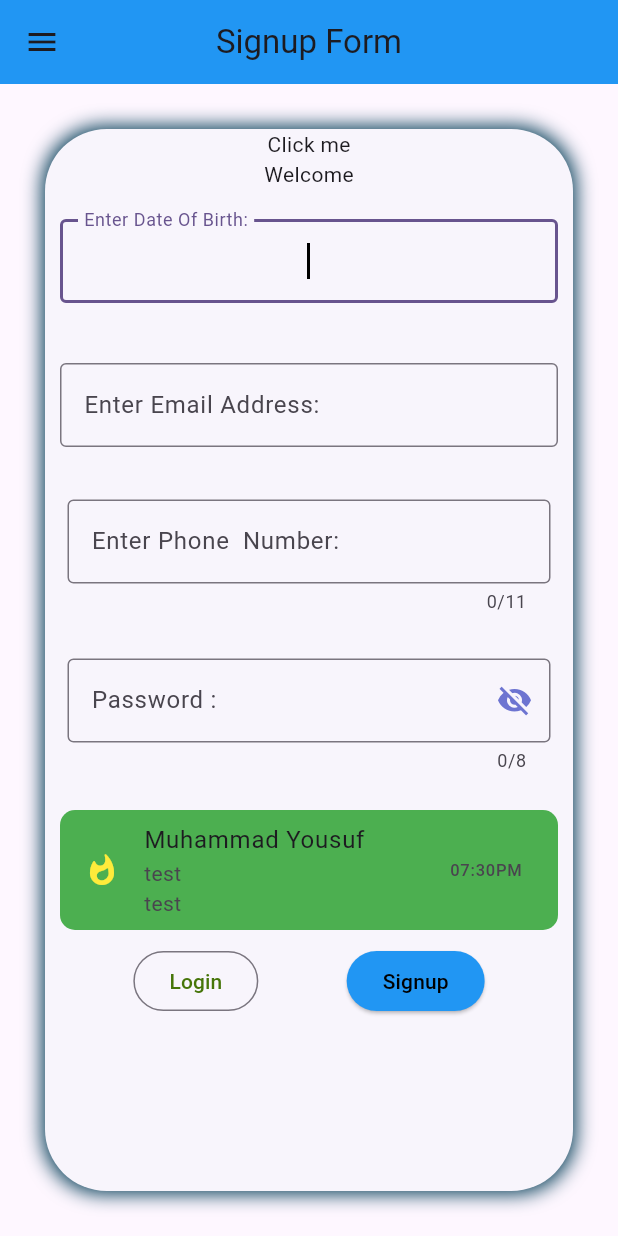
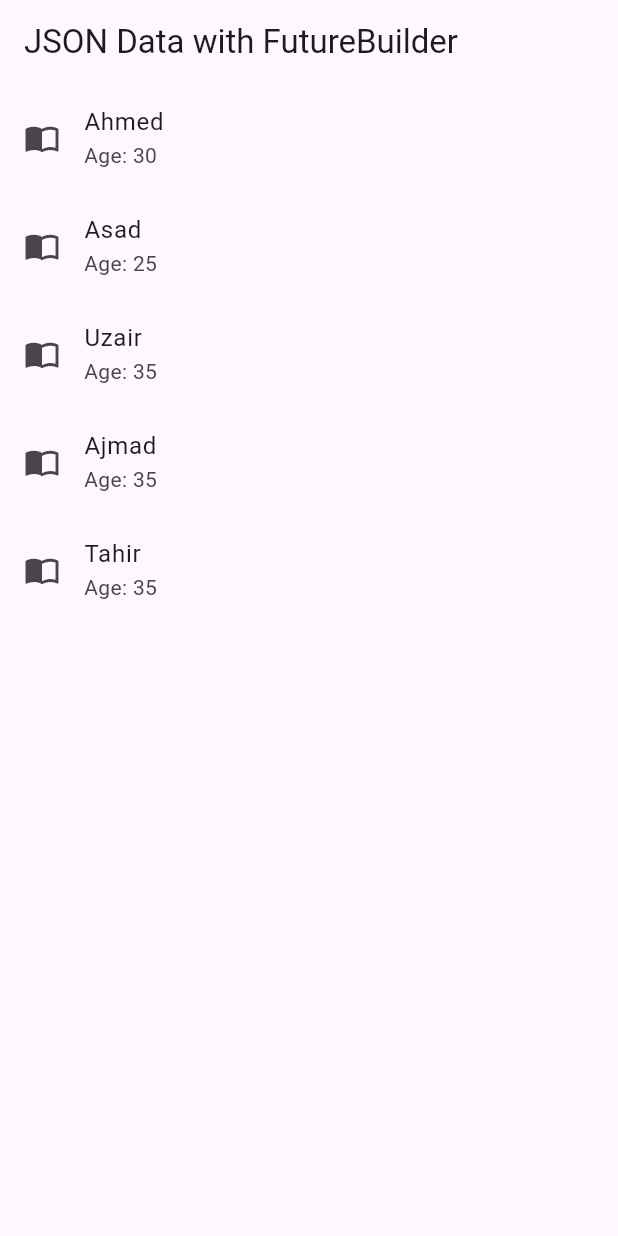
Before and after one commit to MuhammadYousufbhimla/FrirstApp, a Flutter app: the screen it shows after launch, on a phone screen of 412 x 824 dp. Run offline on Flutter 3.47's test engine with Material 3 defaults, Android fonts, the light colour scheme and no system bars; our stand-ins replace carousel_slider, curved_navigation_bar.

Commit message:
json file add

```diff
--- /dev/null
+++ b/assets/exam.Json
@@ -0,0 +1,7 @@
+[
+  {"name": "Ahmed", "age": 30},
+  {"name": "Asad", "age": 25},
+  {"name": "Uzair", "age": 35},
+  {"name": "Ajmad", "age": 35},
+  {"name": "Tahir", "age": 35}
+]
--- /dev/null
+++ b/assets/sample.json
@@ -0,0 +1,7 @@
+[
+  {"name": "Ahmed", "age": 30},
+  {"name": "Asad", "age": 25},
+  {"name": "Uzair", "age": 35},
+  {"name": "Ajmad", "age": 35},
+  {"name": "Tahir", "age": 35}
+]
--- /dev/null
+++ b/lib/class.dart
@@ -0,0 +1,13 @@
+class DataItem {
+  final String name;
+  final int age;
+
+  DataItem({required this.name, required this.age});
+
+  factory DataItem.fromJson(Map<String, dynamic> json) {
+    return DataItem(
+      name: json['name'],
+      age: json['age'],
+    );
+  }
+}
--- /dev/null
+++ b/lib/jsondata.dart
@@ -0,0 +1,75 @@
+import 'package:flutter/material.dart';
+import 'dart:convert';
+import 'package:flutter/services.dart' as rootBundle;
+import 'package:myfirsapp/class.dart';
+
+Future<List<DataItem>> fetchData() async {
+  final jsonResponse = await rootBundle.rootBundle.loadString('assets/sample.json');
+  final List<dynamic> data = json.decode(jsonResponse);
+
+  return data.map((jsonItem) => DataItem.fromJson(jsonItem)).toList();
+}
+final List<String> imgList = [
+  'https://images.unsplash.com/photo-1520342868574-5fa3804e551c?ixlib=rb-0.3.5&ixid=eyJhcHBfaWQiOjEyMDd9&s=6ff92caffcdd63681a35134a6770ed3b&auto=format&fit=crop&w=1951&q=80',
+  'https://images.unsplash.com/photo-1522205408450-add114ad53fe?ixlib=rb-0.3.5&ixid=eyJhcHBfaWQiOjEyMDd9&s=368f45b0888aeb0b7b08e3a1084d3ede&auto=format&fit=crop&w=1950&q=80',
+  'https://images.unsplash.com/photo-1519125323398-675f0ddb6308?ixlib=rb-0.3.5&ixid=eyJhcHBfaWQiOjEyMDd9&s=94a1e718d89ca60a6337a6008341ca50&auto=format&fit=crop&w=1950&q=80',
+  'https://images.unsplash.com/photo-1523205771623-e0faa4d2813d?ixlib=rb-0.3.5&ixid=eyJhcHBfaWQiOjEyMDd9&s=89719a0d55dd05e2deae4120227e6efc&auto=format&fit=crop&w=1953&q=80',
+  'https://images.unsplash.com/photo-1508704019882-f9cf40e475b4?ixlib=rb-0.3.5&ixid=eyJhcHBfaWQiOjEyMDd9&s=8c6e5e3aba713b17aa1fe71ab4f0ae5b&auto=format&fit=crop&w=1352&q=80',
+  'https://images.unsplash.com/photo-1519985176271-adb1088fa94c?ixlib=rb-0.3.5&ixid=eyJhcHBfaWQiOjEyMDd9&s=a0c8d632e977f94e5d312d9893258f59&auto=format&fit=crop&w=1355&q=80'
+];
+class JsondataSample extends StatefulWidget {
+  @override
+  State<JsondataSample> createState() => _JsondataSampleState();
+}
+
+class _JsondataSampleState extends State<JsondataSample> {
+  @override
+  Widget build(BuildContext context) {
+    return MaterialApp(
+      debugShowCheckedModeBanner: false,
+      title: 'Flutter JSON ListView',
+      theme: ThemeData(
+        primarySwatch: Colors.blue,
+      ),
+      home: MyHomePage(),
+    );
+  }
+}
+
+class MyHomePage extends StatelessWidget {
+  @override
+  Widget build(BuildContext context) {
+    return Scaffold(
+      appBar: AppBar(
+        title: Text('JSON Data with FutureBuilder'),
+      ),
+      body: FutureBuilder<List<DataItem>>(
+        future: fetchData(), // Ye method data fetch karega
+        builder: (context, snapshot) {
+          if (snapshot.connectionState == ConnectionState.waiting) {
+            return Center(child: CircularProgressIndicator());
+          } else if (snapshot.hasError) {
+            return Center(child: Text('Error: ${snapshot.error}'));
+          } else if (!snapshot.hasData || snapshot.data!.isEmpty) {
+            return Center(child: Text('No data found'));
+          } else {
+            // ListView ko render karna
+            final dataItems = snapshot.data!;
+            return ListView.builder(
+              itemCount: dataItems.length,
+              itemBuilder: (context, index) {
+                final item = dataItems[index];
+                return ListTile(
+                  leading: Icon(Icons.import_contacts),
+                  //leading: Image(image: NetworkImage(imgList[index]),fit: BoxFit.cover,),
+                  title: Text(item.name),
+                  subtitle: Text('Age: ${item.age}'),
+                );
+              },
+            );
+          }
+        },
+      ),
+    );
+  }
+}
--- a/lib/main.dart
+++ b/lib/main.dart
@@ -1,3 +1,5 @@
+import 'dart:convert';
+
 import 'package:flutter/material.dart';
 import 'package:myfirsapp/MDcard.dart';
 import 'package:myfirsapp/Naigationbar.dart';
@@ -5,6 +7,7 @@ import 'package:myfirsapp/Signin.dart';
 import 'package:myfirsapp/Signup.dart';
 import 'package:myfirsapp/bottom.dart';
 import 'package:myfirsapp/curved.dart';
+import 'package:myfirsapp/jsondata.dart';
 
 
 void main() {
@@ -24,7 +27,7 @@ class MyApp extends StatelessWidget {
         colorScheme: ColorScheme.fromSeed(seedColor: Colors.deepPurple),
         useMaterial3: true,
       ),
-      home: Signup(),
+      home: JsondataSample(),
       //home:Curved(num: "0 ",)
     );
   }
--- a/pubspec.yaml
+++ b/pubspec.yaml
@@ -64,9 +64,10 @@ flutter:
   uses-material-design: true
 
   # To add assets to your application, add an assets section, like this:
-  # assets:
-  #   - images/a_dot_burr.jpeg
+  assets:
+    - assets/sample.json
   #   - images/a_dot_ham.jpeg
+
 
   # An image asset can refer to one or more resolution-specific "variants", see
   # https://flutter.dev/assets-and-images/#resolution-aware
```
